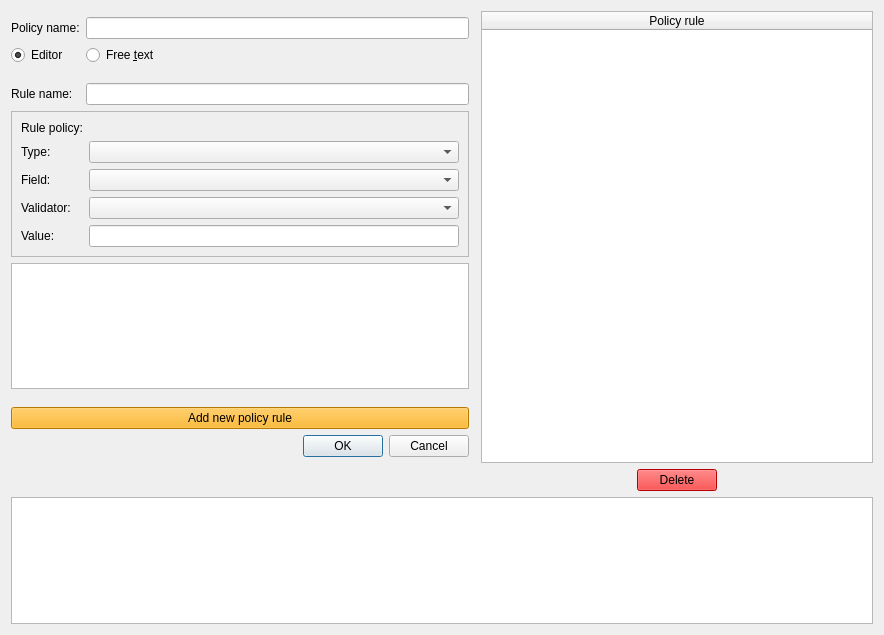
First picture: the form in Source/GUI/Qt/policiesedit.ui, repository MediaArea/MediaConch_SourceCode, before the edit.
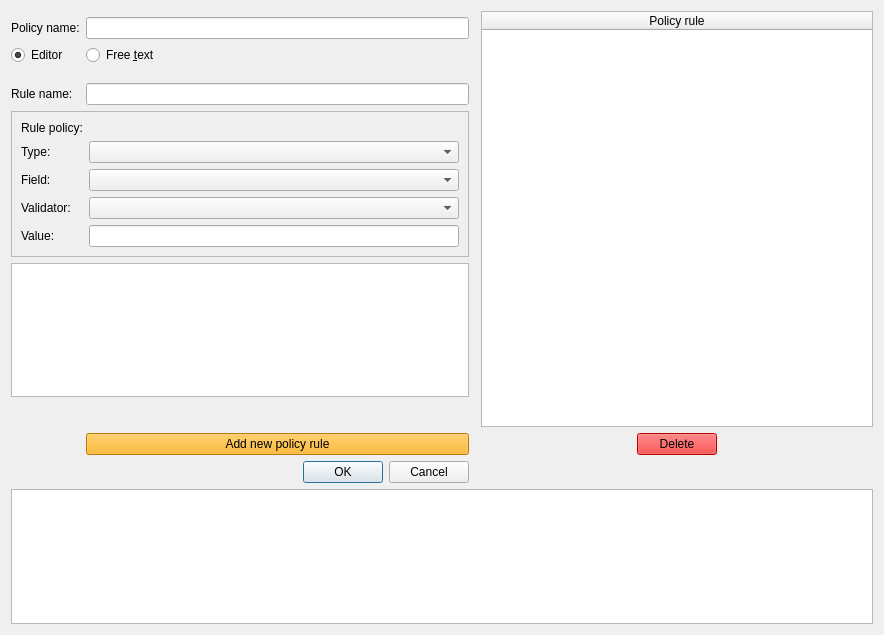
Second picture: the form after the edit.

Commit message: Policies: new place for button elements in GUI

```diff
--- a/Source/GUI/Qt/policiesedit.ui
+++ b/Source/GUI/Qt/policiesedit.ui
@@ -43,20 +43,6 @@
      </property>
     </widget>
    </item>
-   <item row="10" column="0" colspan="2">
-    <widget class="QPushButton" name="newRule">
-     <property name="focusPolicy">
-      <enum>Qt::NoFocus</enum>
-     </property>
-     <property name="styleSheet">
-      <string notr="true">background-color: rgb(255, 170, 0);
-selection-background-color: rgb(255, 170, 0);</string>
-     </property>
-     <property name="text">
-      <string>Add new policy rule</string>
-     </property>
-    </widget>
-   </item>
    <item row="5" column="1">
     <widget class="QLineEdit" name="ruleName"/>
    </item>
@@ -167,13 +153,6 @@
      </property>
     </widget>
    </item>
-   <item row="11" column="0" colspan="2">
-    <widget class="QDialogButtonBox" name="validation">
-     <property name="standardButtons">
-      <set>QDialogButtonBox::Cancel|QDialogButtonBox::Ok</set>
-     </property>
-    </widget>
-   </item>
    <item row="13" column="5">
     <spacer name="horizontalSpacer_2">
      <property name="orientation">
@@ -217,6 +196,27 @@
      </column>
     </widget>
    </item>
+   <item row="14" column="1">
+    <widget class="QDialogButtonBox" name="validation">
+     <property name="standardButtons">
+      <set>QDialogButtonBox::Cancel|QDialogButtonBox::Ok</set>
+     </property>
+    </widget>
+   </item>
+   <item row="13" column="1">
+    <widget class="QPushButton" name="newRule">
+     <property name="focusPolicy">
+      <enum>Qt::NoFocus</enum>
+     </property>
+     <property name="styleSheet">
+      <string notr="true">background-color: rgb(255, 170, 0);
+selection-background-color: rgb(255, 170, 0);</string>
+     </property>
+     <property name="text">
+      <string>Add new policy rule</string>
+     </property>
+    </widget>
+   </item>
   </layout>
  </widget>
  <resources/>
```
